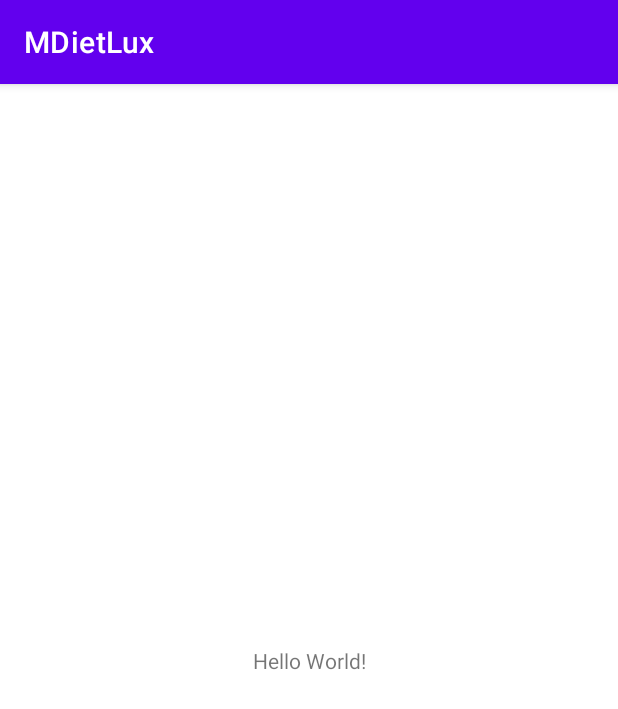
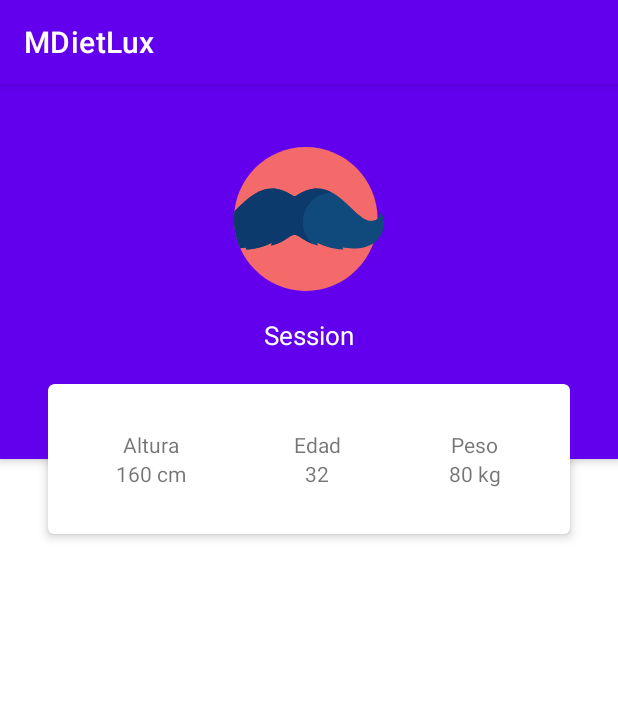
Before and after one commit to apierraf/MDietLux, an Android app: the screen it shows after launch (MainActivity), on a phone screen of 412 x 824 dp. Shown: the top 709 px of the screen. Run offline under Robolectric (Android 15) with nearby library versions, the phone set to English and light mode, and no system bars; our stand-ins replace navigation-ui.

Commit message:
Diseño del DashboardFragment.kt

```diff
--- a/app/build.gradle
+++ b/app/build.gradle
@@ -39,6 +39,7 @@ dependencies {
     implementation 'androidx.appcompat:appcompat:1.2.0'
     implementation 'com.google.android.material:material:1.2.1'
     implementation 'androidx.constraintlayout:constraintlayout:2.0.4'
+    implementation 'androidx.legacy:legacy-support-v4:1.0.0'
     testImplementation 'junit:junit:4.+'
     androidTestImplementation 'androidx.test.ext:junit:1.1.2'
     androidTestImplementation 'androidx.test.espresso:espresso-core:3.3.0'
@@ -46,4 +47,5 @@ dependencies {
     // Navigation Lib
     implementation "androidx.navigation:navigation-fragment-ktx:2.3.2"
     implementation "androidx.navigation:navigation-ui-ktx:2.3.2"
+
 }
--- a/app/src/main/java/com/example/mdietlux/MainActivity.kt
+++ b/app/src/main/java/com/example/mdietlux/MainActivity.kt
@@ -2,10 +2,22 @@ package com.example.mdietlux
 
 import androidx.appcompat.app.AppCompatActivity
 import android.os.Bundle
+import androidx.navigation.findNavController
+import androidx.navigation.fragment.NavHostFragment
+import androidx.navigation.ui.NavigationUI
 
 class MainActivity : AppCompatActivity() {
     override fun onCreate(savedInstanceState: Bundle?) {
         super.onCreate(savedInstanceState)
         setContentView(R.layout.activity_main)
+
+        val navHostFragment = supportFragmentManager.findFragmentById(R.id.nav_host_fragment) as NavHostFragment
+        val navController = navHostFragment.navController
+
+    }
+
+    override fun onSupportNavigateUp(): Boolean {
+        val navController = this.findNavController(R.id.nav_host_fragment)
+        return navController.navigateUp()
     }
 }
--- /dev/null
+++ b/app/src/main/java/com/example/mdietlux/ui/DashboardFragment.kt
@@ -0,0 +1,21 @@
+package com.example.mdietlux.ui
+
+import android.os.Bundle
+import androidx.fragment.app.Fragment
+import android.view.LayoutInflater
+import android.view.View
+import android.view.ViewGroup
+import com.example.mdietlux.R
+
+
+class DashboardFragment : Fragment() {
+
+    override fun onCreateView(
+        inflater: LayoutInflater, container: ViewGroup?,
+        savedInstanceState: Bundle?
+    ): View? {
+        // Inflate the layout for this fragment
+        return inflater.inflate(R.layout.fragment_dashboard, container, false)
+    }
+
+}
--- /dev/null
+++ b/app/src/main/res/drawable/ic_moustache.xml
@@ -0,0 +1,15 @@
+<vector xmlns:android="http://schemas.android.com/apk/res/android"
+    android:width="511dp"
+    android:height="511dp"
+    android:viewportWidth="511.99878"
+    android:viewportHeight="511">
+  <path
+      android:pathData="m245,10.5c-135.309,0 -245,109.688 -245,245 0,135.309 109.691,245 245,245s245,-109.691 245,-245c0,-135.313 -109.691,-245 -245,-245zM245,10.5"
+      android:fillColor="#f46969"/>
+  <path
+      android:pathData="m497.867,236.496c-0.953,9.473 -5.938,23.449 -26.742,25.328 -63.297,5.723 -126.762,-174.027 -258.984,-85.82 -3.25,2.168 -7.504,2.168 -10.754,0 -92.449,-61.672 -151.285,7.652 -199.953,52.98 -0.938,8.711 -1.434,17.555 -1.434,26.516 0,35.516 7.566,69.262 21.164,99.73 8.914,-0.688 15.922,-1.813 19.734,-2.516 1.191,-0.219 2.059,1.094 1.398,2.109l-1.586,2.434c-0.602,0.922 0.07,2.156 1.168,2.137 40.008,-0.676 74.586,-16.801 84.996,-22.152 1.117,-0.578 2.355,0.531 1.91,1.711l-1.855,4.957c-0.398,1.055 0.578,2.121 1.664,1.813 27.063,-7.711 47.734,-20.184 61.004,-29.996 10.211,-7.551 24.117,-7.551 34.328,0 13.27,9.816 33.941,22.285 61.004,29.996 1.082,0.309 2.059,-0.758 1.664,-1.813l-1.859,-4.957c-0.441,-1.18 0.797,-2.289 1.914,-1.711 10.41,5.352 44.988,21.477 84.996,22.152 1.098,0.02 1.77,-1.215 1.168,-2.137l-1.586,-2.434c-0.66,-1.016 0.211,-2.328 1.402,-2.109 14.945,2.758 78.883,11.98 114.875,-24.012 34.438,-34.438 25.43,-75.148 15.605,-93.313 -1.313,-2.434 -4.969,-1.645 -5.242,1.105zM497.867,236.496"
+      android:fillColor="#104a7c"/>
+  <path
+      android:pathData="m235.289,265.621c0,-54.879 43.938,-99.496 98.555,-100.594 -33.504,-17.633 -72.926,-21.563 -121.703,10.977 -3.25,2.168 -7.504,2.168 -10.754,0 -92.453,-61.672 -151.285,7.652 -199.953,52.98 -0.938,8.711 -1.434,17.555 -1.434,26.516 0,35.516 7.566,69.262 21.164,99.73 8.914,-0.688 15.922,-1.813 19.734,-2.516 1.191,-0.219 2.059,1.094 1.398,2.109l-1.586,2.434c-0.602,0.922 0.07,2.156 1.168,2.137 40.008,-0.676 74.586,-16.801 84.996,-22.152 1.117,-0.578 2.355,0.531 1.91,1.711l-1.855,4.957c-0.398,1.055 0.578,2.121 1.664,1.813 27.063,-7.711 47.734,-20.184 61.004,-29.996 10.211,-7.551 24.117,-7.551 34.328,0 10.391,7.688 25.34,16.988 44.324,24.371 -20.246,-18.406 -32.961,-44.957 -32.961,-74.477zM235.289,265.621"
+      android:fillColor="#0c3a6d"/>
+</vector>
--- a/app/src/main/res/layout/activity_main.xml
+++ b/app/src/main/res/layout/activity_main.xml
@@ -6,13 +6,16 @@
     android:layout_height="match_parent"
     tools:context=".MainActivity">
 
-    <TextView
-        android:layout_width="wrap_content"
-        android:layout_height="wrap_content"
-        android:text="Hello World!"
-        app:layout_constraintBottom_toBottomOf="parent"
+    <androidx.fragment.app.FragmentContainerView
+        android:id="@+id/nav_host_fragment"
+        android:name="androidx.navigation.fragment.NavHostFragment"
+        android:layout_width="0dp"
+        android:layout_height="0dp"
         app:layout_constraintLeft_toLeftOf="parent"
         app:layout_constraintRight_toRightOf="parent"
-        app:layout_constraintTop_toTopOf="parent" />
+        app:layout_constraintTop_toTopOf="parent"
+        app:layout_constraintBottom_toBottomOf="parent"
+        app:defaultNavHost="true"
+        app:navGraph="@navigation/nav_graph" />
 
 </androidx.constraintlayout.widget.ConstraintLayout>
--- /dev/null
+++ b/app/src/main/res/layout/fragment_dashboard.xml
@@ -0,0 +1,139 @@
+<?xml version="1.0" encoding="utf-8"?>
+<androidx.coordinatorlayout.widget.CoordinatorLayout xmlns:android="http://schemas.android.com/apk/res/android"
+    xmlns:app="http://schemas.android.com/apk/res-auto"
+    xmlns:tools="http://schemas.android.com/tools"
+    android:layout_width="match_parent"
+    android:layout_height="match_parent"
+    tools:context=".ui.DashboardFragment">
+
+    <com.google.android.material.appbar.AppBarLayout
+        android:id="@+id/appBarLayout"
+        android:layout_width="match_parent"
+        android:layout_height="250dp">
+
+        <com.google.android.material.appbar.CollapsingToolbarLayout
+            android:id="@+id/collapsingToolbarLayout"
+            android:layout_width="match_parent"
+            android:layout_height="match_parent"
+            app:layout_collapseMode="pin">
+
+            <LinearLayout
+                android:layout_width="match_parent"
+                android:layout_height="match_parent"
+                android:orientation="vertical"
+                >
+
+                <ImageView
+                    android:id="@+id/sexLogo"
+                    android:layout_width="100dp"
+                    android:layout_height="100dp"
+                    android:layout_marginTop="40dp"
+                    android:layout_gravity="center"
+                    android:src="@drawable/ic_moustache" />
+
+                <TextView
+                    android:id="@+id/txtSession"
+                    android:layout_width="wrap_content"
+                    android:layout_height="wrap_content"
+                    android:layout_marginTop="15dp"
+                    android:layout_gravity="center"
+                    android:text="Session"
+                    android:textSize="17sp"
+                    android:textColor="@android:color/white"/>
+
+            </LinearLayout>
+
+        </com.google.android.material.appbar.CollapsingToolbarLayout>
+
+    </com.google.android.material.appbar.AppBarLayout>
+
+    <com.google.android.material.card.MaterialCardView
+        android:layout_width="match_parent"
+        android:layout_height="100dp"
+        android:layout_marginRight="32dp"
+        android:layout_marginLeft="32dp"
+        app:layout_anchor="@id/appBarLayout"
+        app:layout_anchorGravity="bottom|center"
+        app:cardElevation="4dp">
+
+        <LinearLayout
+            android:layout_width="match_parent"
+            android:layout_height="wrap_content"
+            android:layout_gravity="center"
+            android:padding="10dp">
+
+            <LinearLayout
+                android:layout_width="wrap_content"
+                android:layout_height="wrap_content"
+                android:layout_weight="1"
+                android:orientation="vertical">
+
+                <TextView
+                    android:layout_width="wrap_content"
+                    android:layout_height="wrap_content"
+                    android:layout_gravity="center"
+                    android:text="@string/height_text" />
+
+                <TextView
+                    android:id="@+id/heightData"
+                    android:layout_width="wrap_content"
+                    android:layout_height="wrap_content"
+                    android:layout_gravity="center"
+                    android:text="160 cm" />
+            </LinearLayout>
+
+            <LinearLayout
+                android:layout_width="wrap_content"
+                android:layout_height="wrap_content"
+                android:orientation="vertical"
+                android:layout_weight="1">
+
+                <TextView
+                    android:layout_width="wrap_content"
+                    android:layout_height="wrap_content"
+                    android:text="@string/age_text"
+                    android:layout_gravity="center"/>
+
+                <TextView
+                    android:id="@+id/ageData"
+                    android:layout_width="wrap_content"
+                    android:layout_height="wrap_content"
+                    android:text="32"
+                    android:layout_gravity="center"/>
+            </LinearLayout>
+
+            <LinearLayout
+                android:layout_width="wrap_content"
+                android:layout_height="wrap_content"
+                android:orientation="vertical"
+                android:layout_weight="1">
+
+                <TextView
+                    android:layout_width="wrap_content"
+                    android:layout_height="wrap_content"
+                    android:text="@string/weight_text"
+                    android:layout_gravity="center"/>
+
+                <TextView
+                    android:id="@+id/weightData"
+                    android:layout_width="wrap_content"
+                    android:layout_height="wrap_content"
+                    android:text="80 kg"
+                    android:layout_gravity="center"/>
+
+            </LinearLayout>
+
+        </LinearLayout>
+
+    </com.google.android.material.card.MaterialCardView>
+
+    <androidx.core.widget.NestedScrollView
+        android:layout_width="match_parent"
+        android:layout_height="match_parent"
+        app:layout_behavior="@string/appbar_scrolling_view_behavior">
+
+
+
+    </androidx.core.widget.NestedScrollView>
+
+</androidx.coordinatorlayout.widget.CoordinatorLayout>
--- /dev/null
+++ b/app/src/main/res/navigation/nav_graph.xml
@@ -0,0 +1,13 @@
+<?xml version="1.0" encoding="utf-8"?>
+<navigation xmlns:android="http://schemas.android.com/apk/res/android"
+    xmlns:app="http://schemas.android.com/apk/res-auto"
+    xmlns:tools="http://schemas.android.com/tools"
+    android:id="@+id/nav_graph"
+    app:startDestination="@id/dashboardFragment">
+
+    <fragment
+        android:id="@+id/dashboardFragment"
+        android:name="com.example.mdietlux.ui.DashboardFragment"
+        android:label="fragment_dashboard"
+        tools:layout="@layout/fragment_dashboard" />
+</navigation>
--- a/app/src/main/res/values/strings.xml
+++ b/app/src/main/res/values/strings.xml
@@ -1,3 +1,8 @@
 <resources>
     <string name="app_name">MDietLux</string>
+    <!-- TODO: Remove or change this placeholder text -->
+    <string name="hello_blank_fragment">Hello blank fragment</string>
+    <string name="weight_text">Peso</string>
+    <string name="age_text">Edad</string>
+    <string name="height_text">Altura</string>
 </resources>
```
